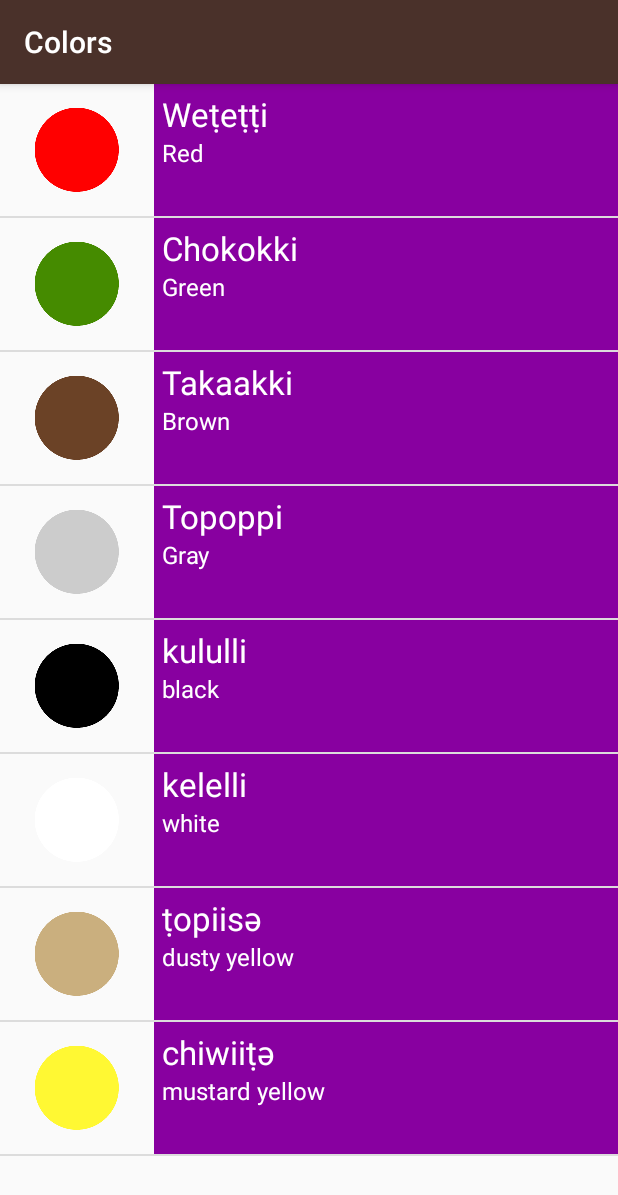
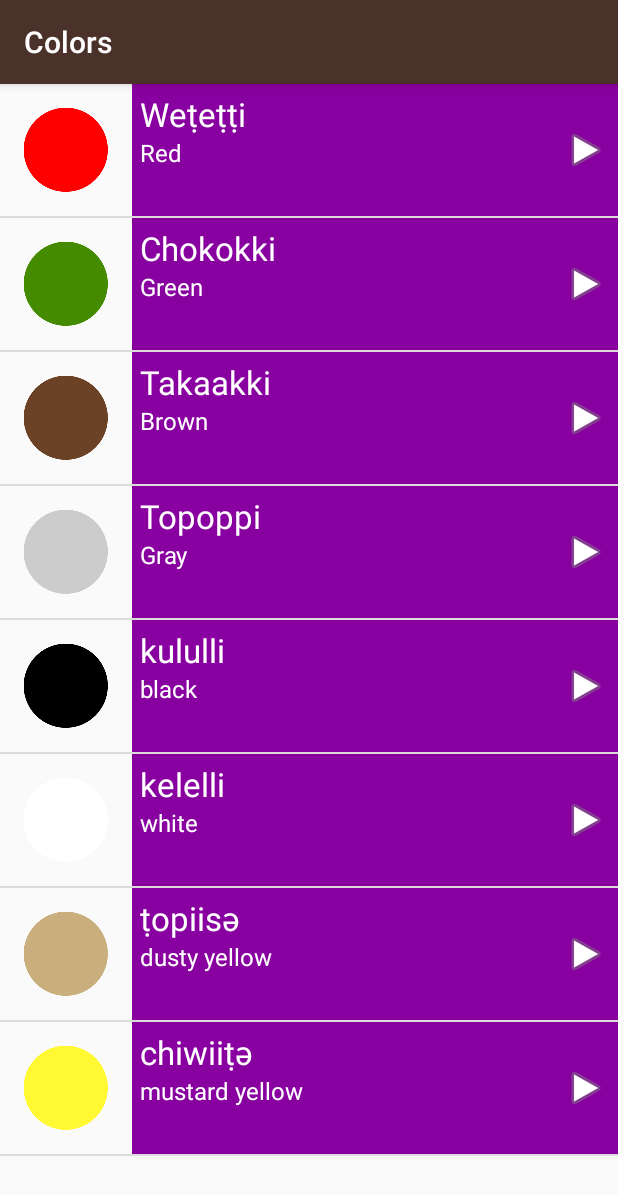
Before and after one commit to nstrucky/MiwokApp, an Android app: the ColorsActivity screen opened directly, with no data from a screen before it, on a phone screen of 412 x 824 dp. Shown: the top 1195 px of the screen. Run offline under Robolectric (Android 15) with nearby library versions, the phone set to English and light mode, and no system bars.

Commit message:
Formatting

```diff
--- a/app/src/main/res/layout/list_item.xml
+++ b/app/src/main/res/layout/list_item.xml
@@ -3,43 +3,57 @@
     xmlns:app="http://schemas.android.com/apk/res-auto"
     xmlns:tools="http://schemas.android.com/tools"
 
+    android:id="@+id/linearlayout_parent"
     android:layout_width="match_parent"
-    android:layout_height="match_parent"
-    android:orientation="horizontal"
-    android:id="@+id/linearlayout_parent">
+    android:layout_height="wrap_content"
+    android:orientation="horizontal">
+
+    <RelativeLayout
+        android:layout_width="match_parent"
+        android:layout_height="match_parent">
 
         <ImageView
             android:id="@+id/imageView_listItem"
-        android:layout_width="0dp"
+            android:layout_width="wrap_content"
             android:layout_height="wrap_content"
-        android:layout_weight="1"
             tools:src="@drawable/number_one" />
 
         <LinearLayout
-        android:layout_width="0dp"
+            android:id="@+id/linearlayout_textviews"
+            android:layout_width="match_parent"
             android:layout_height="match_parent"
-        android:layout_weight="3"
-        android:padding="5dp"
-        android:id="@+id/linearlayout_textviews"
-        android:orientation="vertical">
+            android:layout_toRightOf="@id/imageView_listItem"
+            android:orientation="vertical"
+            android:padding="5dp">
 
             <TextView
                 android:id="@+id/textView_1_numbers"
                 android:layout_width="match_parent"
                 android:layout_height="wrap_content"
+                android:textColor="@android:color/white"
                 android:textSize="22sp"
-            android:textColor="@android:color/white"
                 tools:text="one" />
 
             <TextView
                 android:id="@+id/textView_2_numbers"
                 android:layout_width="match_parent"
                 android:layout_height="wrap_content"
+                android:textColor="@android:color/white"
                 android:textSize="16sp"
-            android:textColor="@android:color/white"
                 tools:text="1" />
 
         </LinearLayout>
 
+        <ImageView
+            android:id="@+id/imageView"
+            android:layout_width="wrap_content"
+            android:layout_height="wrap_content"
+            android:layout_alignParentEnd="true"
+            android:layout_alignParentRight="true"
+            android:layout_centerVertical="true"
+            android:paddingRight="5dp"
+            app:srcCompat="@android:drawable/ic_media_play" />
+    </RelativeLayout>
+
 
 </LinearLayout>
```
Lines whose indentation alone changed are shown as unchanged.
